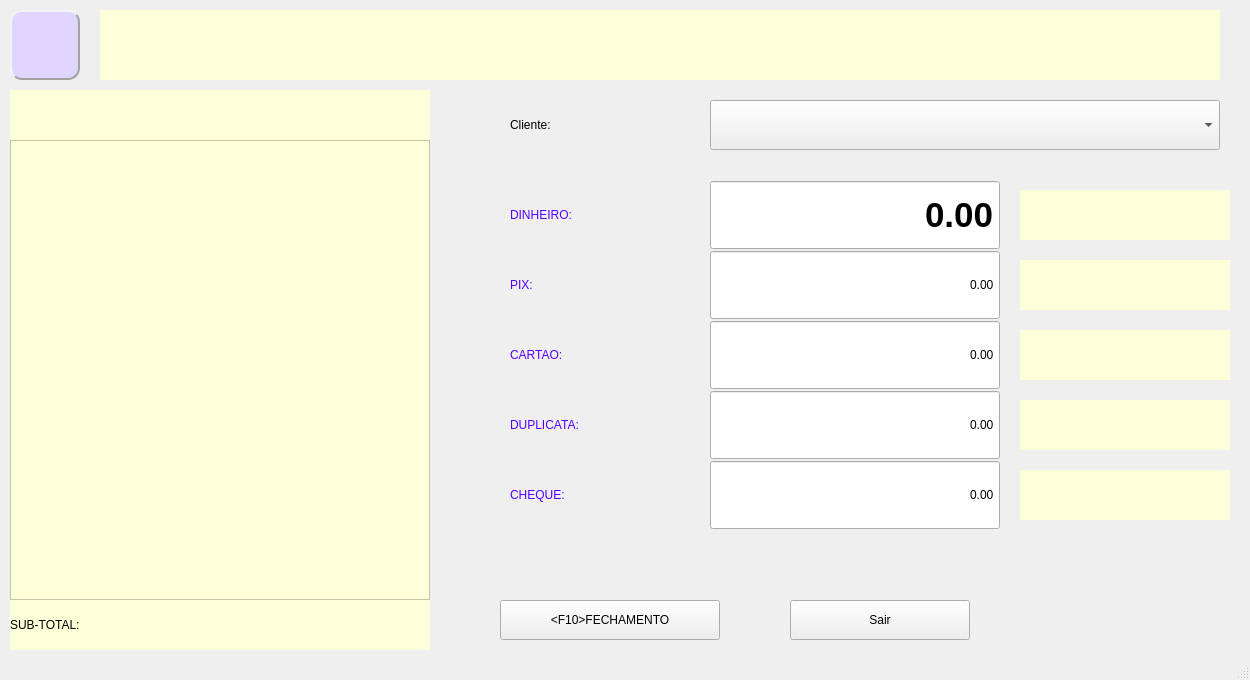
Qt form telas/caixa_pdv.ui (htisistema/SISCOM) before a commit.
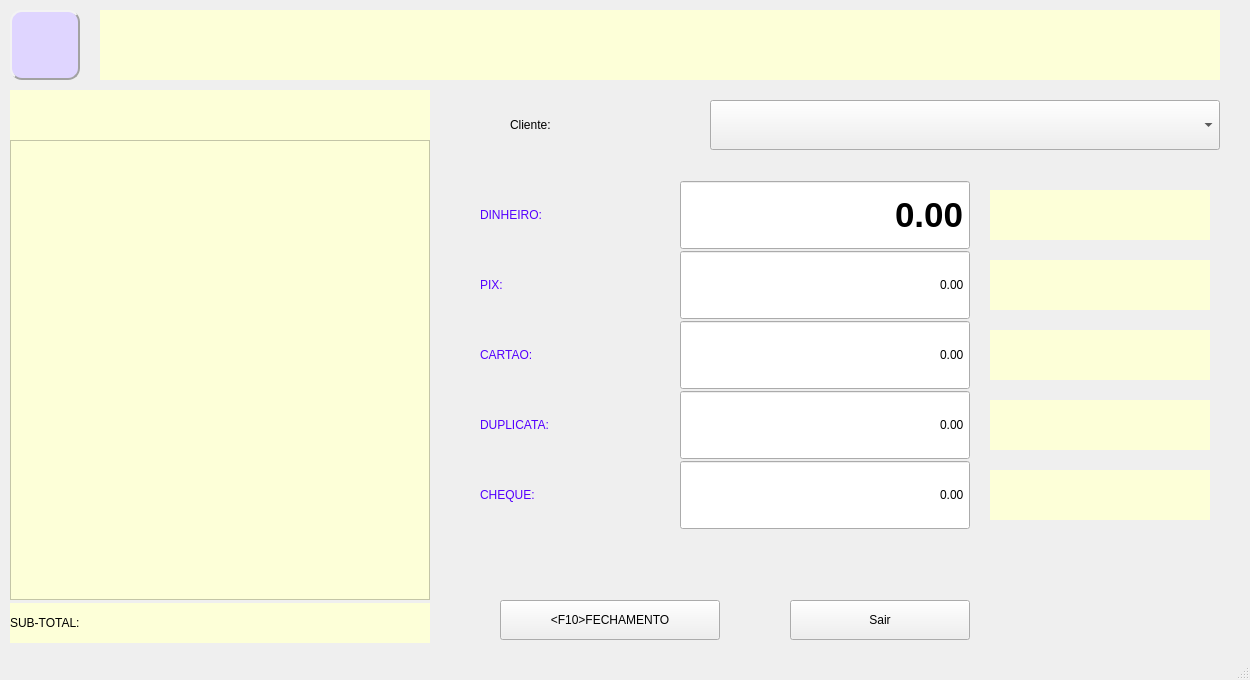
The same form after that commit. Icons and pictures are not drawn.

```diff
--- a/telas/caixa_pdv.ui
+++ b/telas/caixa_pdv.ui
@@ -115,9 +115,9 @@
     <property name="geometry">
      <rect>
       <x>10</x>
-      <y>600</y>
+      <y>603</y>
       <width>420</width>
-      <height>50</height>
+      <height>40</height>
      </rect>
     </property>
     <property name="styleSheet">
@@ -179,7 +179,7 @@
    <widget class="QLabel" name="label_7">
     <property name="geometry">
      <rect>
-      <x>510</x>
+      <x>480</x>
       <y>180</y>
       <width>180</width>
       <height>70</height>
@@ -199,7 +199,7 @@
     </property>
     <property name="geometry">
      <rect>
-      <x>710</x>
+      <x>680</x>
       <y>180</y>
       <width>290</width>
       <height>70</height>
@@ -255,7 +255,7 @@
    <widget class="QLabel" name="label_8">
     <property name="geometry">
      <rect>
-      <x>510</x>
+      <x>480</x>
       <y>250</y>
       <width>180</width>
       <height>70</height>
@@ -272,7 +272,7 @@
    <widget class="QDoubleSpinBox" name="ds_pix">
     <property name="geometry">
      <rect>
-      <x>710</x>
+      <x>680</x>
       <y>250</y>
       <width>290</width>
       <height>70</height>
@@ -294,7 +294,7 @@
    <widget class="QLabel" name="label_9">
     <property name="geometry">
      <rect>
-      <x>510</x>
+      <x>480</x>
       <y>320</y>
       <width>180</width>
       <height>70</height>
@@ -311,7 +311,7 @@
    <widget class="QDoubleSpinBox" name="ds_cartao">
     <property name="geometry">
      <rect>
-      <x>710</x>
+      <x>680</x>
       <y>320</y>
       <width>290</width>
       <height>70</height>
@@ -333,7 +333,7 @@
    <widget class="QLabel" name="label_10">
     <property name="geometry">
      <rect>
-      <x>510</x>
+      <x>480</x>
       <y>390</y>
       <width>180</width>
       <height>70</height>
@@ -351,7 +351,7 @@
    <widget class="QDoubleSpinBox" name="ds_duplicata">
     <property name="geometry">
      <rect>
-      <x>710</x>
+      <x>680</x>
       <y>390</y>
       <width>290</width>
       <height>70</height>
@@ -373,7 +373,7 @@
    <widget class="QLabel" name="label_11">
     <property name="geometry">
      <rect>
-      <x>510</x>
+      <x>480</x>
       <y>460</y>
       <width>180</width>
       <height>70</height>
@@ -390,7 +390,7 @@
    <widget class="QDoubleSpinBox" name="ds_cheque">
     <property name="geometry">
      <rect>
-      <x>710</x>
+      <x>680</x>
       <y>460</y>
       <width>290</width>
       <height>70</height>
@@ -431,9 +431,9 @@
    <widget class="QLabel" name="lb_dinheiro">
     <property name="geometry">
      <rect>
-      <x>1020</x>
+      <x>990</x>
       <y>190</y>
-      <width>210</width>
+      <width>220</width>
       <height>50</height>
      </rect>
     </property>
@@ -450,9 +450,9 @@
    <widget class="QLabel" name="lb_pix">
     <property name="geometry">
      <rect>
-      <x>1020</x>
+      <x>990</x>
       <y>260</y>
-      <width>210</width>
+      <width>220</width>
       <height>50</height>
      </rect>
     </property>
@@ -469,9 +469,9 @@
    <widget class="QLabel" name="lb_cartao">
     <property name="geometry">
      <rect>
-      <x>1020</x>
+      <x>990</x>
       <y>330</y>
-      <width>210</width>
+      <width>220</width>
       <height>50</height>
      </rect>
     </property>
@@ -488,9 +488,9 @@
    <widget class="QLabel" name="lb_duplicata">
     <property name="geometry">
      <rect>
-      <x>1020</x>
+      <x>990</x>
       <y>400</y>
-      <width>210</width>
+      <width>220</width>
       <height>50</height>
      </rect>
     </property>
@@ -507,9 +507,9 @@
    <widget class="QLabel" name="lb_cheque">
     <property name="geometry">
      <rect>
-      <x>1020</x>
+      <x>990</x>
       <y>470</y>
-      <width>210</width>
+      <width>220</width>
       <height>50</height>
      </rect>
     </property>
```
Left out of the diff: 13 changed lines with no effect on the pictures.
